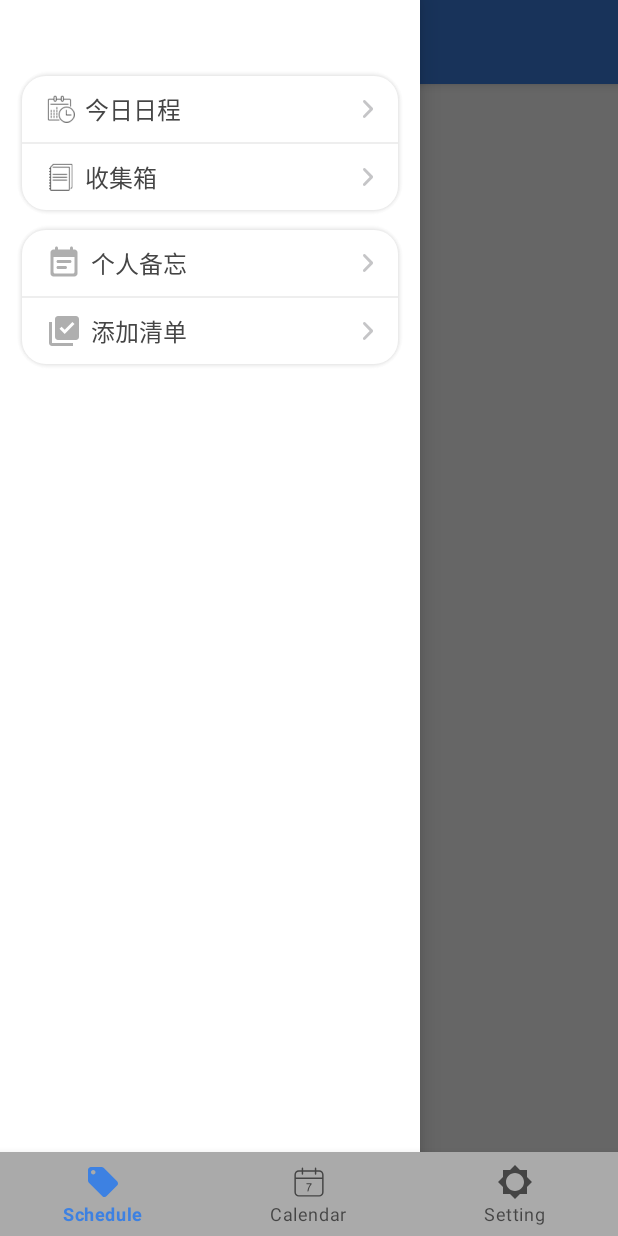
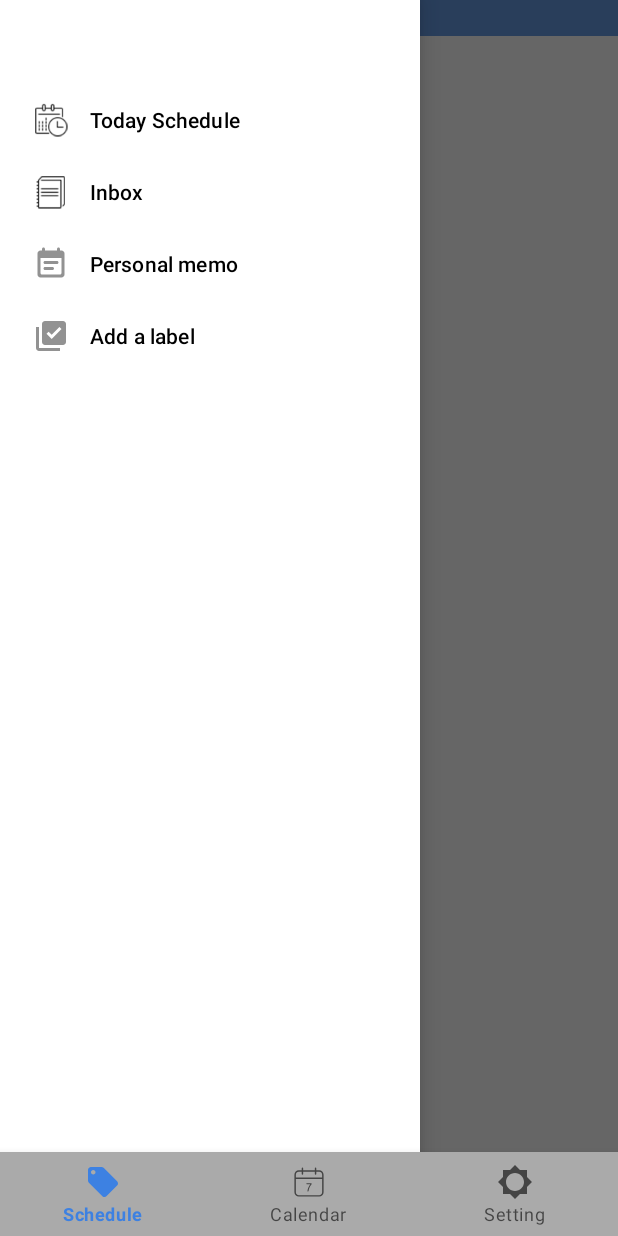
Before and after one commit to wyt618/ZyySchedule, an Android app: the ScheduleFragment screen opened through its navigation route, after a tap on an icon or button, on a phone screen of 412 x 824 dp. Run offline under Robolectric (Android 15) with nearby library versions, the phone set to English and light mode, and no system bars; our stand-ins replace data binding, navigation-ui; libraries missing offline, so code that uses them is left out: com.haibin.calendarview; 6 statements that could not run were skipped.

Commit message:
修改日程页面titlebar，新增今日日程显示fragment

```diff
--- a/app/src/main/java/com/example/zyyschedule/fragment/ScheduleFragment.java
+++ b/app/src/main/java/com/example/zyyschedule/fragment/ScheduleFragment.java
@@ -1,27 +1,25 @@
 package com.example.zyyschedule.fragment;
 
-import androidx.databinding.DataBindingUtil;
-import androidx.lifecycle.ViewModelProvider;
-
-import android.annotation.SuppressLint;
 import android.os.Bundle;
+import android.view.Gravity;
+import android.view.LayoutInflater;
+import android.view.MenuItem;
+import android.view.View;
+import android.view.ViewGroup;
 
 import androidx.annotation.NonNull;
 import androidx.annotation.Nullable;
+import androidx.databinding.DataBindingUtil;
 import androidx.fragment.app.Fragment;
-import androidx.navigation.NavController;
-import androidx.navigation.ui.AppBarConfiguration;
-
-import android.view.Gravity;
-import android.view.LayoutInflater;
-import android.view.View;
-import android.view.ViewGroup;
+import androidx.fragment.app.FragmentTransaction;
+import androidx.lifecycle.ViewModelProvider;
 
 import com.example.zyyschedule.R;
 import com.example.zyyschedule.databinding.ScheduleFragmentBinding;
 import com.example.zyyschedule.viewmodel.ScheduleViewModel;
+import com.google.android.material.navigation.NavigationView;
 
-public class ScheduleFragment extends Fragment {
+public class ScheduleFragment extends Fragment implements View.OnClickListener{
     private ScheduleFragmentBinding binding;
     private ScheduleViewModel mViewModel;
 
@@ -33,17 +31,17 @@ public class ScheduleFragment extends Fragment {
     public View onCreateView(@NonNull LayoutInflater inflater, @Nullable ViewGroup container,
                              @Nullable Bundle savedInstanceState) {
         binding = DataBindingUtil.inflate(inflater,R.layout.schedule_fragment,container,false);
+        binding.ivMainMenu.setOnClickListener(this);
+        binding.navView.setNavigationItemSelectedListener(new NavigationView.OnNavigationItemSelectedListener() {
+            @Override
+            public boolean onNavigationItemSelected(@NonNull MenuItem item) {
+                switch (item.getItemId()){
+                    case R.id.today:
+                        gotoTodayScheduleFragment();
+                        break;
 
-
-        binding.ivMainMenu.setOnClickListener(new View.OnClickListener() {
-            @SuppressLint("WrongConstant")
-            @Override
-            public void onClick(View v) {
-                switch (v.getId()){
-                    case R.id.ivMainMenu:
-                    binding.drawerLayout.openDrawer(Gravity.START);
-                    break;
                 }
+                return true;
             }
         });
         return binding.getRoot();
@@ -54,7 +52,26 @@ public class ScheduleFragment extends Fragment {
     public void onActivityCreated(@Nullable Bundle savedInstanceState) {
         super.onActivityCreated(savedInstanceState);
         mViewModel = new ViewModelProvider(this).get(ScheduleViewModel.class);
-        // TODO: Use the ViewModel
+
     }
 
+    @Override
+    public void onClick(View v) {
+        switch (v.getId()){
+                    case R.id.ivMainMenu:
+                    binding.drawerLayout.openDrawer(Gravity.START);
+                    break;
+                }
+    }
+
+    private void gotoTodayScheduleFragment(){
+        FragmentTransaction ft = getActivity().getSupportFragmentManager().beginTransaction();
+        ft.setTransition(FragmentTransaction.TRANSIT_NONE);
+        ft.replace(R.id.scheduleFragment, new TodayScheduleFragment(), null)
+                .commit();
+
+
+    }
+
+
 }
--- a/app/src/main/res/layout/left_drawerlayout.xml
+++ b/app/src/main/res/layout/left_drawerlayout.xml
@@ -200,7 +200,6 @@
                             android:layout_marginStart="6dp"
                             android:layout_marginTop="10dp"
                             android:layout_marginBottom="10dp"
-                            android:text="今日日程"
                             android:textColor="@color/textColor"
                             android:textSize="16sp"
                             app:layout_constraintBottom_toBottomOf="parent"
--- a/app/src/main/res/layout/schedule_fragment.xml
+++ b/app/src/main/res/layout/schedule_fragment.xml
@@ -7,29 +7,30 @@
 
     </data>
 
+
+
     <androidx.drawerlayout.widget.DrawerLayout
         android:id="@+id/drawer_layout"
         android:layout_width="match_parent"
         android:layout_height="match_parent"
         tools:openDrawer="start">
 
-        <androidx.constraintlayout.widget.ConstraintLayout
+
+
+        <LinearLayout
             android:layout_width="match_parent"
-            android:layout_height="match_parent">
+            android:layout_height="match_parent"
+            android:orientation="vertical">
 
-            <com.google.android.material.appbar.AppBarLayout
+            <LinearLayout
                 android:layout_width="match_parent"
                 android:layout_height="wrap_content"
-
-                android:theme="@style/AppTheme.AppBarOverlay"
-                tools:ignore="MissingConstraints">
-
-                <androidx.appcompat.widget.Toolbar
-                    android:id="@+id/toolbar"
-                    android:layout_width="match_parent"
-                    android:layout_height="?attr/actionBarSize"
-                    app:popupTheme="@style/AppTheme.PopupOverlay">
-
+                app:layout_constraintBottom_toBottomOf="parent"
+                app:layout_constraintEnd_toEndOf="parent"
+                app:layout_constraintStart_toStartOf="parent"
+                app:layout_constraintTop_toTopOf="parent"
+                android:background="@color/color_schedule_blue"
+                android:orientation="horizontal">
                 <ImageButton
                     android:id="@+id/ivMainMenu"
                     android:layout_width="@dimen/action_bar_height"
@@ -37,22 +38,26 @@
                     android:layout_marginLeft="5dp"
                     android:background="@color/colorTranslate"
                     android:src="@drawable/menu_more" />
-                </androidx.appcompat.widget.Toolbar>
 
-            </com.google.android.material.appbar.AppBarLayout>
+            </LinearLayout>
+            <FrameLayout
+                android:id="@+id/scheduleFragment"
+                android:layout_width="match_parent"
+                android:layout_height="match_parent"
+                tools:layout_editor_absoluteX="8dp"
+                tools:layout_editor_absoluteY="3dp">
 
-        </androidx.constraintlayout.widget.ConstraintLayout>
+            </FrameLayout>
 
+        </LinearLayout>
         <com.google.android.material.navigation.NavigationView
             android:id="@+id/nav_view"
             android:layout_width="wrap_content"
             android:layout_height="match_parent"
             android:layout_gravity="start"
-            android:fitsSystemWindows="true">
-            <include layout="@layout/left_drawerlayout"/>
+            android:fitsSystemWindows="true"
+            app:menu="@menu/left_menu">
         </com.google.android.material.navigation.NavigationView>
+    </androidx.drawerlayout.widget.DrawerLayout>
 
-
-
-    </androidx.drawerlayout.widget.DrawerLayout>
 </layout>
--- /dev/null
+++ b/app/src/main/res/menu/left_menu.xml
@@ -0,0 +1,23 @@
+<?xml version="1.0" encoding="utf-8"?>
+<menu xmlns:tools="http://schemas.android.com/tools"
+    xmlns:android="http://schemas.android.com/apk/res/android">
+    <item tools:ignore="MenuTitle" />
+    <item
+        android:id="@+id/today"
+        android:icon="@drawable/ic_inbox"
+        android:title="@string/title_today" />
+
+    <item
+        android:id="@+id/inbox"
+        android:icon="@drawable/ic_today"
+        android:title="@string/title_inbox" />
+
+    <item
+        android:id="@+id/dates"
+        android:icon="@drawable/ic_round_event_note"
+        android:title="@string/title_dates" />
+    <item
+        android:id="@+id/plus_list"
+        android:icon="@drawable/ic_baseline_library_add_check_24"
+        android:title="@string/title_plus_list" />
+</menu>
--- a/app/src/main/res/values/strings.xml
+++ b/app/src/main/res/values/strings.xml
@@ -9,4 +9,10 @@
     <string name="schedule_hint">What are you going to do ? </string>
     <string name="add_schedule_title">Create Schedule</string>
     <string name="add_schedule_timepicker">To choose time</string>
+    <string name="title_today">Today Schedule</string>
+    <string name="title_inbox">Inbox</string>
+    <string name="title_dates">Personal memo</string>
+    <string name="title_plus_list">Add a label</string>
+    <!-- TODO: Remove or change this placeholder text -->
+    <string name="hello_blank_fragment">Hello blank fragment</string>
 </resources>
```
Also changed, not shown: app/src/main/java/com/example/zyyschedule/fragment/TodayScheduleFragment.java (added, +66 -0 lines), app/src/main/res/layout/fragment_today_schedule.xml (added, +14 -0 lines), 1 other file. Lines whose indentation alone changed are shown as unchanged.
